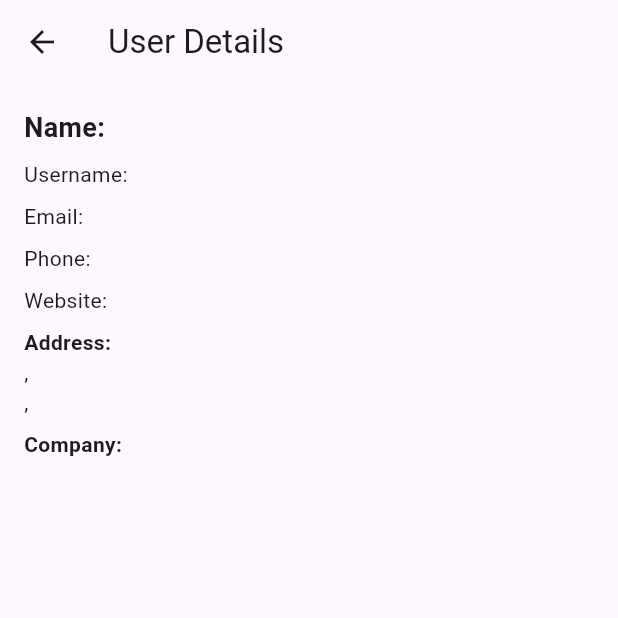
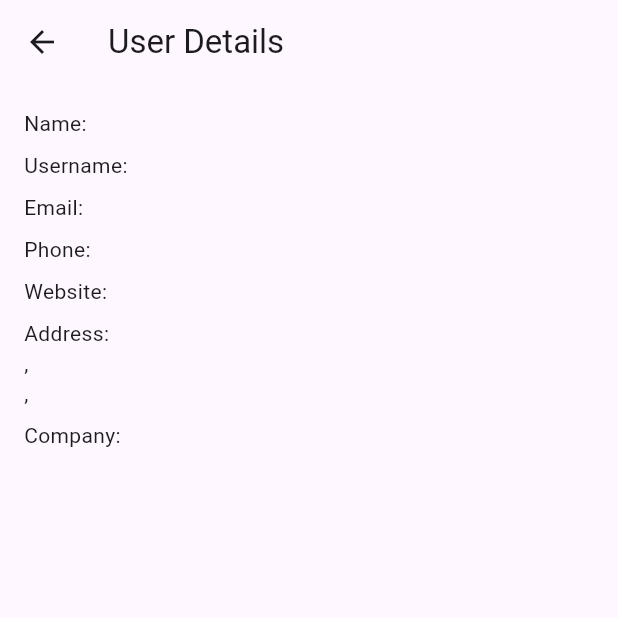
Before and after one commit to degamojay/RestApi, a Flutter app: the UserDetailsPage screen opened directly with empty values, on a phone screen of 412 x 824 dp, the top half of it. Run offline on Flutter 3.47's test engine with Material 3 defaults, Android fonts, the phone set to English and light mode, and no system bars; network calls fail.

Commit message:
Remove styles

```diff
--- a/lib/main.dart
+++ b/lib/main.dart
@@ -3,7 +3,7 @@ import 'package:http/http.dart' as http;
 import 'dart:convert';
 
 import 'models/user_models.dart';
-import 'user_details.dart';
+import 'models/user_details.dart';
 
 void main() {
   runApp(const MyApp());
--- a/lib/models/user_details.dart
+++ b/lib/models/user_details.dart
@@ -19,7 +19,6 @@ class UserDetailsPage extends StatelessWidget {
           children: [
             Text(
               'Name: ${user.name}',
-              style: const TextStyle(fontSize: 18, fontWeight: FontWeight.bold),
             ),
             const SizedBox(height: 8),
             Text('Username: ${user.username}'),
@@ -32,14 +31,12 @@ class UserDetailsPage extends StatelessWidget {
             const SizedBox(height: 8),
             const Text(
               'Address:',
-              style: TextStyle(fontWeight: FontWeight.bold),
             ),
             Text('${user.address.street}, ${user.address.suite}'),
             Text('${user.address.city}, ${user.address.zipcode}'),
             const SizedBox(height: 8),
             const Text(
               'Company:',
-              style: TextStyle(fontWeight: FontWeight.bold),
             ),
             Text(user.company.name),
             Text(user.company.catchPhrase),
```
